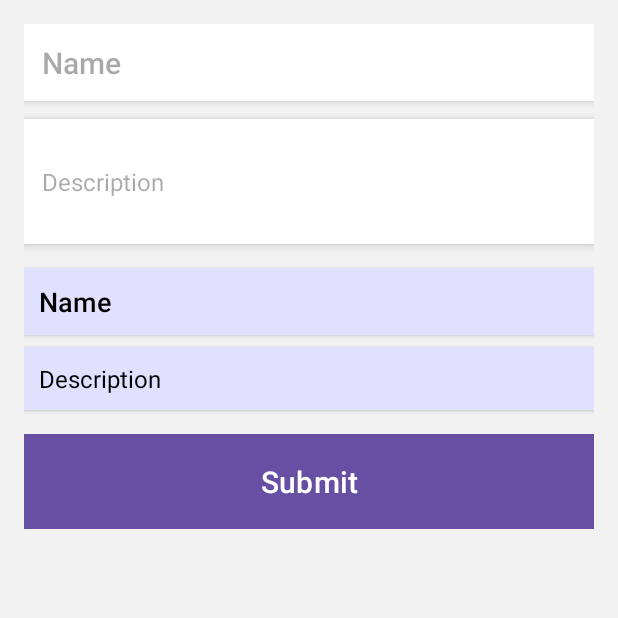
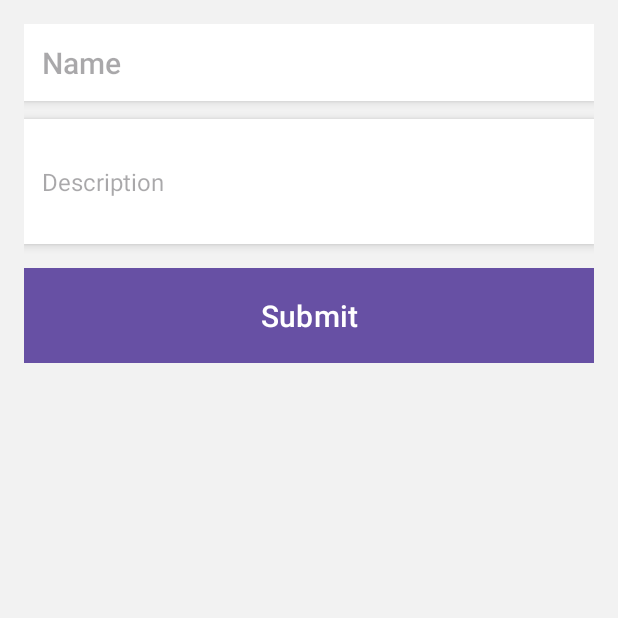
Before and after one commit to hitoricamiter/movie-library, an Android app: the AddEditActivity screen opened directly, with no data from a screen before it, on a phone screen of 412 x 824 dp, the top half of it. Run offline under Robolectric (Android 15) with nearby library versions, the phone set to English and light mode, and no system bars; our stand-ins replace Room's generated code, data binding.

```diff
--- a/app/src/main/res/layout/activity_add_edit.xml
+++ b/app/src/main/res/layout/activity_add_edit.xml
@@ -56,34 +56,6 @@
             android:inputType="textMultiLine"
             android:minLines="3" />
 
-        <TextView
-            android:id="@+id/movieNameTextView"
-            android:layout_width="match_parent"
-            android:layout_height="wrap_content"
-            android:layout_marginBottom="8dp"
-            android:text="Name"
-            android:textSize="18sp"
-            android:textColor="#000000"
-            android:fontFamily="sans-serif-medium"
-            android:background="#E0E0FF"
-            android:padding="10dp"
-            android:elevation="2dp"
-            android:clipToOutline="true" />
-
-        <TextView
-            android:id="@+id/movieDescriptionTextView"
-            android:layout_width="match_parent"
-            android:layout_height="wrap_content"
-            android:layout_marginBottom="16dp"
-            android:text="Description"
-            android:textSize="16sp"
-            android:textColor="#000000"
-            android:fontFamily="sans-serif"
-            android:background="#E0E0FF"
-            android:padding="10dp"
-            android:elevation="2dp"
-            android:clipToOutline="true" />
-
         <Button
             android:id="@+id/okButton"
             android:layout_width="match_parent"
```
Also changed, not shown: app/src/main/java/ru/zaikin/mvvmproject/MainActivity.kt (+44 -20 lines), app/src/main/java/ru/zaikin/mvvmproject/repository/MovieDatabase.kt (+125 -6 lines), 1 other file.
